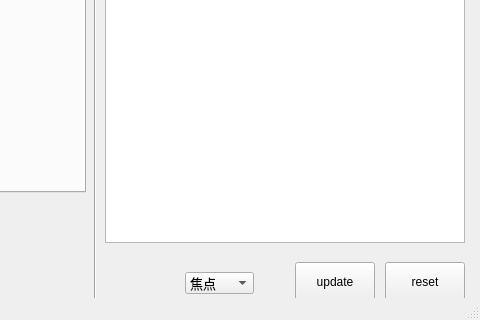
This is news0.ui in youzipi/news-desktop as Qt 5 draws it before an edit; both pictures show x 405 to 885 and y 296 to 616 of the 885 by 616 pixel window. The edited form follows.
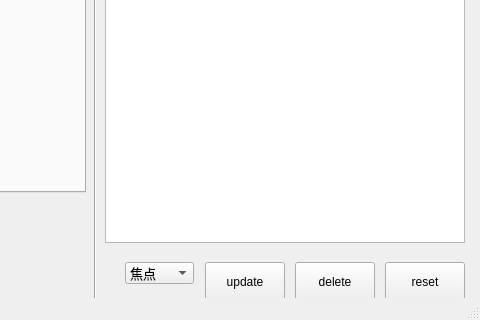
This is the edited form. The open tabs and pages were chosen to show the change.

Commit message: add:	添加删除按钮及实现 	实现更新操作 dev最终版0.1

```diff
--- a/news0.ui
+++ b/news0.ui
@@ -338,7 +338,7 @@
    <widget class="QPushButton" name="updatebutton">
     <property name="geometry">
      <rect>
-      <x>700</x>
+      <x>610</x>
       <y>510</y>
       <width>80</width>
       <height>40</height>
@@ -380,8 +380,8 @@
    <widget class="QComboBox" name="categorizebox_m">
     <property name="geometry">
      <rect>
-      <x>590</x>
-      <y>520</y>
+      <x>530</x>
+      <y>510</y>
       <width>69</width>
       <height>22</height>
      </rect>
@@ -426,6 +426,19 @@
      </property>
     </item>
    </widget>
+   <widget class="QPushButton" name="deletebutton">
+    <property name="geometry">
+     <rect>
+      <x>700</x>
+      <y>510</y>
+      <width>80</width>
+      <height>40</height>
+     </rect>
+    </property>
+    <property name="text">
+     <string>delete</string>
+    </property>
+   </widget>
   </widget>
   <widget class="QToolBar" name="toolBar_2">
    <property name="windowTitle">
```
Left out of the diff: 2 changed lines with no effect on the pictures. The commit also changes 2 other files.
